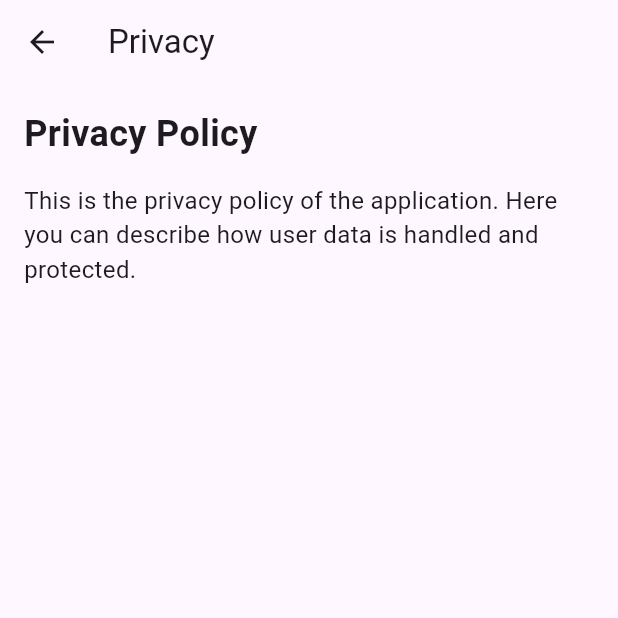
After one commit to Azania-Eraste/Griot, a Flutter app: the screen it shows after launch, after a tap on "Privacy", on a phone screen of 412 x 824 dp, the top half of it. The commit adds this screen. Run offline on Flutter 3.47's test engine with Material 3 defaults, Android fonts, the phone set to English and light mode, and no system bars; our stand-ins replace image_picker.

Commit message:
ajout des pages privacy et help support

```diff
--- a/lib/main.dart
+++ b/lib/main.dart
@@ -1,5 +1,5 @@
 import 'package:flutter/material.dart';
-import 'profil_Page.dart';
+import 'profile_page.dart';
 
 void main() {
   runApp(MyApp());
--- /dev/null
+++ b/lib/privacy_page.dart
@@ -0,0 +1,35 @@
+import 'package:flutter/material.dart';
+
+class PrivacyPage extends StatelessWidget {
+  @override
+  Widget build(BuildContext context) {
+    return Scaffold(
+      appBar: AppBar(
+        title: Text('Privacy'),
+        leading: IconButton(
+          icon: Icon(Icons.arrow_back),
+          onPressed: () {
+            Navigator.pop(context);
+          },
+        ),
+      ),
+      body: Padding(
+        padding: const EdgeInsets.all(16.0),
+        child: Column(
+          crossAxisAlignment: CrossAxisAlignment.start,
+          children: [
+            Text(
+              'Privacy Policy',
+              style: TextStyle(fontSize: 24, fontWeight: FontWeight.bold),
+            ),
+            SizedBox(height: 16),
+            Text(
+              'This is the privacy policy of the application. Here you can describe how user data is handled and protected.',
+              style: TextStyle(fontSize: 16),
+            ),
+          ],
+        ),
+      ),
+    );
+  }
+}
--- a/lib/profil_Page.dart
+++ b/lib/profile_page.dart
@@ -1,5 +1,7 @@
 import 'package:flutter/material.dart';
 import 'profilsettings.dart';
+import 'privacy_page.dart';
+import 'help_support_page.dart';
 
 class ProfilePage extends StatefulWidget {
   @override
@@ -72,9 +74,23 @@ class _ProfilePageState extends State<ProfilePage> {
                 _buildSectionTitle('OTHER SETTINGS'),
                 _buildListTile(Icons.security, 'Security'),
                 _buildListTile(Icons.privacy_tip, 'Privacy',
-                    trailingIcon: Icons.warning_amber_rounded),
+                    trailingIcon: Icons.warning_amber_rounded, onTap: () {
+                  Navigator.push(
+                    context,
+                    MaterialPageRoute(
+                      builder: (context) => PrivacyPage(),
+                    ),
+                  );
+                }),
                 _buildListTile(Icons.notifications, 'Notification'),
-                _buildListTile(Icons.help_outline, 'Help & Support'),
+                _buildListTile(Icons.help_outline, 'Help & Support', onTap: () {
+                  Navigator.push(
+                    context,
+                    MaterialPageRoute(
+                      builder: (context) => HelpSupportPage(),
+                    ),
+                  );
+                }),
               ],
             ),
           ),
```
Also changed, not shown: lib/help_support_page.dart (added, +35 -0 lines).
